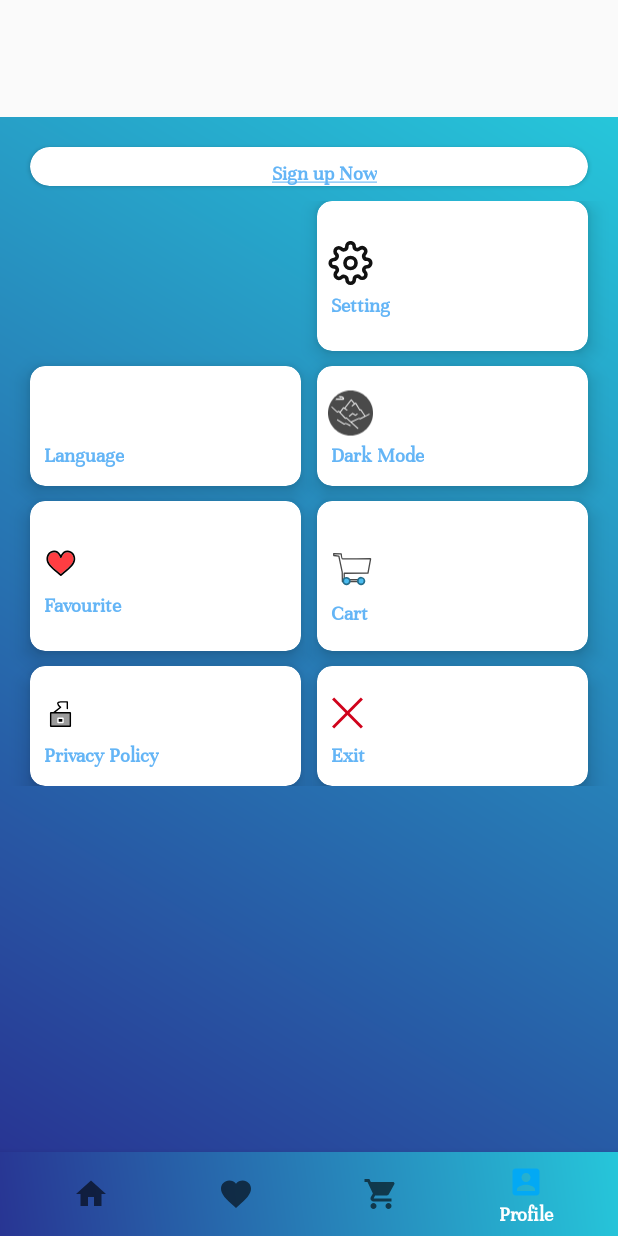
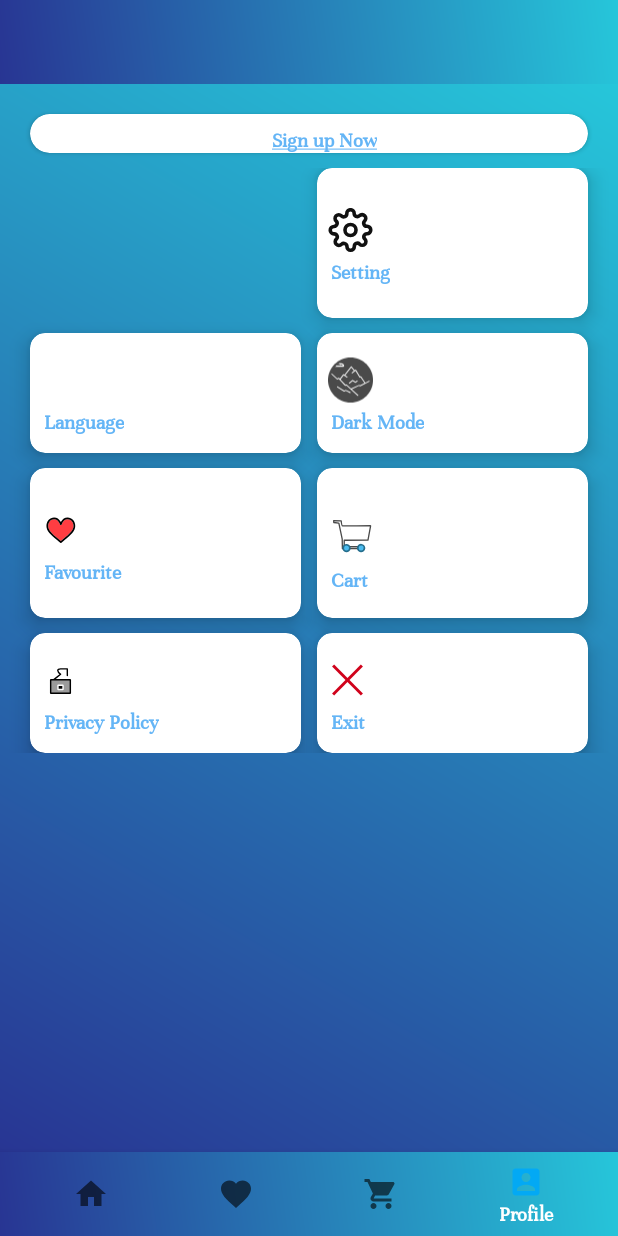
Before and after one commit to ahmedishtiaq9777/QuickMart_final, an Android app: the screen it shows after launch (MainActivity2), item 4 of the bottom bar chosen, on a phone screen of 412 x 824 dp. Run offline under Robolectric (Android 15) with nearby library versions, the phone set to English and light mode, and no system bars; our stand-ins replace ButterKnife, Picasso, Volley; libraries missing offline, so code that uses them is left out: com.agrawalsuneet.dotsloader, com.balysv.materialripple; plain views replace CircularImageView; network calls fail; pictures from the network do not load; 7 statements that could not run were skipped.

Commit message:
-Changes Form Branch/Abrar

```diff
--- a/app/build.gradle
+++ b/app/build.gradle
@@ -51,9 +51,6 @@ dependencies {
     implementation 'com.mikhaellopez:circularimageview:4.2.0'
     implementation "com.airbnb.android:lottie:3.4.1"
     implementation 'com.mikhaellopez:circularimageview:4.2.0'
-
-    implementation 'com.facebook.android:facebook-login:[5,6)'
-
     implementation 'com.facebook.android:facebook-login:[5,6)'
 
 
--- a/app/src/main/java/com/demotxt/myapp/recyclerview/activity/Prod_Activity.java
+++ b/app/src/main/java/com/demotxt/myapp/recyclerview/activity/Prod_Activity.java
@@ -84,7 +84,7 @@ public class Prod_Activity extends AppCompatActivity {
         LayoutInflater inflater = getLayoutInflater();
         final View layout = inflater.inflate(R.layout.toast, (ViewGroup) findViewById(R.id.toast_layout_root));//for product added :to make custom toast with tick mark
         // Size Spinner
-        /*     final Spinner spinner1 = (Spinner) findViewById(R.id.sizeSpinner);
+             final Spinner spinner1 = (Spinner) findViewById(R.id.sizeSpinner);
         // Initializing a String Array
         String[] size = new String[]{
                 "Size",
@@ -141,9 +141,8 @@ public class Prod_Activity extends AppCompatActivity {
             }
         });
 
-*/
         // Color Spinner
-        /*    final Spinner spinner2 = (Spinner) findViewById(R.id.colorSpinner);
+            final Spinner spinner2 = (Spinner) findViewById(R.id.colorSpinner);
         // Initializing a String Array
         String[] color = new String[]{
                 "Color",
@@ -198,7 +197,7 @@ public class Prod_Activity extends AppCompatActivity {
             @Override
             public void onNothingSelected(AdapterView<?> parent) {
             }
-        });*/
+        });
         //result=new StringResponseFromWeb();
         cartids = new HashSet<String>();
 
--- a/app/src/main/java/com/demotxt/myapp/recyclerview/fragment/ProfileFragment.java
+++ b/app/src/main/java/com/demotxt/myapp/recyclerview/fragment/ProfileFragment.java
@@ -127,13 +127,9 @@ public class ProfileFragment extends Fragment {
         final View view = inflater.inflate(R.layout.profilefragment, container, false);
 
       //  sharedPref = new SharedPref(getActivity());
+/*
+        ((AppCompatActivity)getActivity()).getSupportActionBar().hide();*/
 
-        ((AppCompatActivity)getActivity()).getSupportActionBar().hide();
-
-        lyt_root = view.findViewById(R.id.lyt_root);
-        if (Config.ENABLE_RTL_MODE) {
-            lyt_root.setRotationY(180);
-        }
       //  lyt_root = view.findViewById(R.id.lyt_root);
        // if (Config.ENABLE_RTL_MODE) {
        //     lyt_root.setRotationY(180);
--- a/app/src/main/res/layout/profilefragment.xml
+++ b/app/src/main/res/layout/profilefragment.xml
@@ -1,8 +1,9 @@
 <?xml version="1.0" encoding="utf-8"?>
 <androidx.constraintlayout.widget.ConstraintLayout xmlns:android="http://schemas.android.com/apk/res/android"
+    xmlns:app="http://schemas.android.com/apk/res-auto"
     android:layout_width="match_parent"
-    android:layout_height="match_parent"
-    xmlns:app="http://schemas.android.com/apk/res-auto">
+    android:layout_height="match_parent">
+
     <LinearLayout
         android:layout_width="match_parent"
         android:layout_height="match_parent"
@@ -14,46 +15,48 @@
             android:id="@+id/LoginCard"
             android:layout_width="match_parent"
             android:layout_height="wrap_content"
+            android:layout_marginLeft="20dp"
+            android:layout_marginTop="20dp"
+            android:layout_marginRight="20dp"
+            android:layout_marginBottom="10dp"
+            android:background="@drawable/gradient2"
             android:padding="20dp"
-            android:background="@drawable/gradient2"
-            android:layout_marginRight="20dp"
-            android:layout_marginTop="20dp"
-            android:layout_marginLeft="20dp"
-            android:layout_marginBottom="10dp"
             app:cardCornerRadius="20dp">
 
             <LinearLayout
-                android:visibility="visible"
                 android:id="@+id/forloggedin"
                 android:layout_width="match_parent"
                 android:layout_height="wrap_content"
-                android:orientation="vertical">
+                android:orientation="vertical"
+                android:visibility="visible">
 
                 <com.mikhaellopez.circularimageview.CircularImageView
                     android:id="@+id/selectimage"
                     android:layout_width="96dp"
                     android:layout_height="96dp"
+                    android:layout_marginLeft="7dp"
                     android:layout_marginTop="7dp"
-                    android:layout_marginLeft="7dp"
                     android:src="@drawable/ic_photo_camera_black_24dp"
+                    android:visibility="visible"
                     app:civ_border_color="#3f51b5"
                     app:civ_border_width="4dp"
-                    android:visibility="visible"
                     app:civ_shadow="true"
-                    app:civ_shadow_radius="-1in"
-                    app:civ_shadow_color="#3f51b5"/>
+                    app:civ_shadow_color="#3f51b5"
+                    app:civ_shadow_radius="-1in" />
+
                 <TextView
+                    android:id="@+id/username"
                     android:layout_width="wrap_content"
                     android:layout_height="wrap_content"
-                    android:id="@+id/username"
+                    android:layout_marginLeft="7dp"
                     android:layout_marginTop="9dp"
-                    android:layout_marginLeft="7dp"
+                    android:paddingLeft="5dp"
                     android:text="Username"
                     android:textColor="@color/blue_300"
-                    android:paddingLeft="5dp"
                     android:textStyle="bold">
 
                 </TextView>
+
                 <TextView
                     android:id="@+id/logout"
                     android:layout_width="wrap_content"
@@ -68,24 +71,24 @@
 
 
             <LinearLayout
-                android:visibility="gone"
                 android:id="@+id/fornotloggedin"
                 android:layout_width="match_parent"
                 android:layout_height="wrap_content"
-                android:orientation="vertical">
+                android:orientation="vertical"
+                android:visibility="gone">
 
 
                 <TextView
+                    android:id="@+id/signup"
                     android:layout_width="wrap_content"
                     android:layout_height="wrap_content"
-                    android:id="@+id/signup"
+                    android:layout_gravity="center"
+                    android:layout_marginLeft="7dp"
                     android:layout_marginTop="9dp"
-                    android:layout_marginLeft="7dp"
+                    android:gravity="center"
+                    android:paddingLeft="5dp"
                     android:text="@string/signup"
-                    android:layout_gravity="center"
-                    android:gravity="center"
                     android:textColor="@color/blue_300"
-                    android:paddingLeft="5dp"
                     android:textStyle="bold">
 
                 </TextView>
@@ -93,6 +96,7 @@
 
 
         </androidx.cardview.widget.CardView>
+
         <ScrollView
             android:layout_width="match_parent"
             android:layout_height="match_parent">
@@ -100,16 +104,16 @@
             <GridLayout
                 android:layout_width="match_parent"
                 android:layout_height="wrap_content"
-            android:rowCount="4"
-            android:columnCount="2">
+                android:columnCount="2"
+                android:rowCount="4">
 
                 <androidx.cardview.widget.CardView
                     android:id="@+id/OrderHistoryCard"
                     android:layout_width="80dp"
                     android:layout_height="100dp"
                     android:layout_row="0"
+                    android:layout_rowWeight="1"
                     android:layout_column="0"
-                android:layout_rowWeight="1"
                     android:layout_columnWeight="1"
                     android:layout_gravity="fill"
                     android:layout_marginLeft="20dp"
@@ -123,13 +127,14 @@
                         android:layout_height="wrap_content"
                         android:layout_gravity="center_vertical"
                         android:orientation="vertical">
+
                         <com.airbnb.lottie.LottieAnimationView
                             android:id="@+id/ORDER"
-                        android:layout_marginLeft="5dp"
                             android:layout_width="40dp"
                             android:layout_height="40dp"
+                            android:layout_marginLeft="5dp"
+                            app:lottie_autoPlay="true"
                             app:lottie_fileName="OrderHistory1.json"
-                        app:lottie_autoPlay="true"
                             app:lottie_speed="6">
 
 
@@ -138,8 +143,8 @@
                         <TextView
                             android:layout_width="wrap_content"
                             android:layout_height="wrap_content"
+                            android:layout_marginLeft="9dp"
                             android:text="Order History"
-                        android:layout_marginLeft="9dp"
                             android:textColor="@color/blue_300"
                             android:textStyle="bold">
 
@@ -148,17 +153,18 @@
                     </LinearLayout>
 
                 </androidx.cardview.widget.CardView>
+
                 <androidx.cardview.widget.CardView
                     android:id="@+id/SettingCard"
                     android:layout_width="80dp"
                     android:layout_height="100dp"
                     android:layout_row="0"
+                    android:layout_rowWeight="1"
                     android:layout_column="1"
-                android:layout_rowWeight="1"
                     android:layout_columnWeight="1"
                     android:layout_gravity="fill"
+                    android:layout_marginLeft="5dp"
                     android:layout_marginRight="20dp"
-                android:layout_marginLeft="5dp"
                     app:cardCornerRadius="10dp"
                     app:cardElevation="8dp">
 
@@ -167,13 +173,14 @@
                         android:layout_height="wrap_content"
                         android:layout_gravity="center_vertical"
                         android:orientation="vertical">
+
                         <com.airbnb.lottie.LottieAnimationView
                             android:id="@+id/SETTING"
-                        android:layout_marginLeft="7dp"
                             android:layout_width="30dp"
                             android:layout_height="40dp"
+                            android:layout_marginLeft="7dp"
+                            app:lottie_autoPlay="false"
                             app:lottie_fileName="Setting.json"
-                        app:lottie_autoPlay="false"
                             app:lottie_speed="7">
 
 
@@ -182,8 +189,8 @@
                         <TextView
                             android:layout_width="wrap_content"
                             android:layout_height="wrap_content"
+                            android:layout_marginLeft="9dp"
                             android:text="@string/Setting"
-                        android:layout_marginLeft="9dp"
                             android:textColor="@color/blue_300"
                             android:textStyle="bold">
 
@@ -203,8 +210,8 @@
                     android:layout_column="0"
                     android:layout_columnWeight="1"
                     android:layout_gravity="fill"
+                    android:layout_marginLeft="20dp"
                     android:layout_marginTop="10dp"
-                android:layout_marginLeft="20dp"
                     android:layout_marginRight="5dp"
                     app:cardCornerRadius="10dp"
                     app:cardElevation="8dp">
@@ -221,14 +228,13 @@
                             android:layout_height="40dp"
                             android:layout_marginLeft="5dp"
                             app:lottie_autoPlay="false"
-                        app:lottie_fileName="Language.json">
-                    </com.airbnb.lottie.LottieAnimationView>
+                            app:lottie_fileName="Language.json"/>
 
                         <TextView
                             android:layout_width="wrap_content"
                             android:layout_height="wrap_content"
+                            android:layout_marginLeft="9dp"
                             android:text="@string/Language"
-                        android:layout_marginLeft="9dp"
                             android:textColor="@color/blue_300"
                             android:textStyle="bold">
 
@@ -244,13 +250,13 @@
                     android:layout_width="80dp"
                     android:layout_height="80dp"
                     android:layout_row="1"
+                    android:layout_rowWeight="1"
                     android:layout_column="1"
-                android:layout_rowWeight="1"
                     android:layout_columnWeight="1"
                     android:layout_gravity="fill"
+                    android:layout_marginLeft="5dp"
                     android:layout_marginTop="10dp"
                     android:layout_marginRight="20dp"
-                android:layout_marginLeft="5dp"
                     app:cardCornerRadius="10dp"
                     app:cardElevation="8dp">
 
@@ -259,14 +265,15 @@
                         android:layout_height="wrap_content"
                         android:layout_gravity="center_vertical"
                         android:orientation="vertical">
+
                         <com.airbnb.lottie.LottieAnimationView
                             android:id="@+id/DARKMODE"
-                        android:layout_marginLeft="7dp"
                             android:layout_width="30dp"
                             android:layout_height="40dp"
+                            android:layout_marginLeft="7dp"
+                            app:lottie_autoPlay="false"
                             app:lottie_fileName="DarkMode.json"
-                        app:lottie_speed="6"
-                        app:lottie_autoPlay="false">
+                            app:lottie_speed="6">
 
 
                         </com.airbnb.lottie.LottieAnimationView>
@@ -274,8 +281,8 @@
                         <TextView
                             android:layout_width="wrap_content"
                             android:layout_height="wrap_content"
+                            android:layout_marginLeft="9dp"
                             android:text="Dark Mode"
-                        android:layout_marginLeft="9dp"
                             android:textColor="@color/blue_300"
                             android:textStyle="bold">
 
@@ -295,25 +302,26 @@
                     android:layout_column="0"
                     android:layout_columnWeight="1"
                     android:layout_gravity="fill"
+                    android:layout_marginLeft="20dp"
                     android:layout_marginTop="10dp"
-                android:layout_marginLeft="20dp"
                     android:layout_marginRight="5dp"
+                    android:clickable="true"
                     app:cardCornerRadius="10dp"
-                app:cardElevation="8dp"
-                android:clickable="true">
+                    app:cardElevation="8dp">
 
                     <LinearLayout
                         android:layout_width="wrap_content"
                         android:layout_height="wrap_content"
                         android:layout_gravity="center_vertical"
                         android:orientation="vertical">
+
                         <com.airbnb.lottie.LottieAnimationView
                             android:id="@+id/FAVOURITE"
-                        android:layout_marginLeft="5dp"
                             android:layout_width="30dp"
                             android:layout_height="40dp"
+                            android:layout_marginLeft="5dp"
+                            app:lottie_autoPlay="true"
                             app:lottie_fileName="Favourite.json"
-                        app:lottie_autoPlay="true"
                             app:lottie_speed="25">
 
 
@@ -322,8 +330,8 @@
                         <TextView
                             android:layout_width="wrap_content"
                             android:layout_height="wrap_content"
+                            android:layout_marginLeft="9dp"
                             android:text="@string/Favourite"
-                        android:layout_marginLeft="9dp"
                             android:textColor="@color/blue_300"
                             android:textStyle="bold">
 
@@ -339,13 +347,13 @@
                     android:layout_width="80dp"
                     android:layout_height="80dp"
                     android:layout_row="2"
+                    android:layout_rowWeight="1"
                     android:layout_column="1"
-                android:layout_rowWeight="1"
                     android:layout_columnWeight="1"
                     android:layout_gravity="fill"
+                    android:layout_marginLeft="5dp"
                     android:layout_marginTop="10dp"
                     android:layout_marginRight="20dp"
-                android:layout_marginLeft="5dp"
                     app:cardCornerRadius="10dp"
                     app:cardElevation="8dp">
 
@@ -354,20 +362,20 @@
                         android:layout_height="wrap_content"
                         android:layout_gravity="center_vertical"
                         android:orientation="vertical">
+
                         <com.airbnb.lottie.LottieAnimationView
                             android:id="@+id/CART"
                             android:layout_width="50dp"
                             android:layout_height="50dp"
+                            app:lottie_autoPlay="true"
                             app:lottie_fileName="Cart1.json"
-                        app:lottie_speed="7"
-                        app:lottie_autoPlay="true">
-                    </com.airbnb.lottie.LottieAnimationView>
+                            app:lottie_speed="7"/>
 
                         <TextView
                             android:layout_width="wrap_content"
                             android:layout_height="wrap_content"
+                            android:layout_marginLeft="9dp"
                             android:text="@string/Cart"
-                        android:layout_marginLeft="9dp"
                             android:textColor="@color/blue_300"
                             android:textStyle="bold">
 
@@ -383,12 +391,12 @@
                     android:layout_width="80dp"
                     android:layout_height="80dp"
                     android:layout_row="3"
+                    android:layout_rowWeight="1"
                     android:layout_column="0"
-                android:layout_rowWeight="1"
                     android:layout_columnWeight="1"
                     android:layout_gravity="fill"
+                    android:layout_marginLeft="20dp"
                     android:layout_marginTop="10dp"
-                android:layout_marginLeft="20dp"
                     android:layout_marginRight="5dp"
                     app:cardCornerRadius="10dp"
                     app:cardElevation="8dp">
@@ -398,20 +406,20 @@
                         android:layout_height="wrap_content"
                         android:layout_gravity="center_vertical"
                         android:orientation="vertical">
+
                         <com.airbnb.lottie.LottieAnimationView
                             android:id="@+id/PRIVACY"
-                        android:layout_marginLeft="5dp"
                             android:layout_width="30dp"
                             android:layout_height="40dp"
-                        app:lottie_fileName="PrivacyPolicy.json"
-                        app:lottie_autoPlay="false">
-                    </com.airbnb.lottie.LottieAnimationView>
+                            android:layout_marginLeft="5dp"
+                            app:lottie_autoPlay="false"
+                            app:lottie_fileName="PrivacyPolicy.json"/>
 
                         <TextView
                             android:layout_width="wrap_content"
                             android:layout_height="wrap_content"
+                            android:layout_marginLeft="9dp"
                             android:text="@string/Privacy_Policy"
-                        android:layout_marginLeft="9dp"
                             android:textColor="@color/blue_300"
                             android:textStyle="bold">
 
@@ -427,13 +435,13 @@
                     android:layout_width="80dp"
                     android:layout_height="80dp"
                     android:layout_row="3"
+                    android:layout_rowWeight="1"
                     android:layout_column="1"
-                android:layout_rowWeight="1"
                     android:layout_columnWeight="1"
                     android:layout_gravity="fill"
+                    android:layout_marginLeft="5dp"
                     android:layout_marginTop="10dp"
                     android:layout_marginRight="20dp"
-                android:layout_marginLeft="5dp"
                     app:cardCornerRadius="10dp"
                     app:cardElevation="8dp">
 
@@ -442,21 +450,21 @@
                         android:layout_height="wrap_content"
                         android:layout_gravity="center_vertical"
                         android:orientation="vertical">
+
                         <com.airbnb.lottie.LottieAnimationView
                             android:id="@+id/EXIT"
-                        android:layout_marginLeft="5dp"
                             android:layout_width="30dp"
                             android:layout_height="40dp"
+                            android:layout_marginLeft="5dp"
+                            app:lottie_autoPlay="false"
                             app:lottie_fileName="Exit.json"
-                        app:lottie_autoPlay="false"
-                        app:lottie_speed="5">
-                    </com.airbnb.lottie.LottieAnimationView>
+                            app:lottie_speed="5"/>
 
                         <TextView
                             android:layout_width="wrap_content"
                             android:layout_height="wrap_content"
+                            android:layout_marginLeft="9dp"
                             android:text="@string/Exit"
-                        android:layout_marginLeft="9dp"
                             android:textColor="@color/blue_300"
                             android:textStyle="bold">
 
@@ -468,7 +476,6 @@
                 </androidx.cardview.widget.CardView>
 
 
-
             </GridLayout>
         </ScrollView>
 
```
Also changed, not shown: app/src/main/assets/OrderHistory1.json (added, +1 -0 lines). Lines whose indentation alone changed are shown as unchanged.
